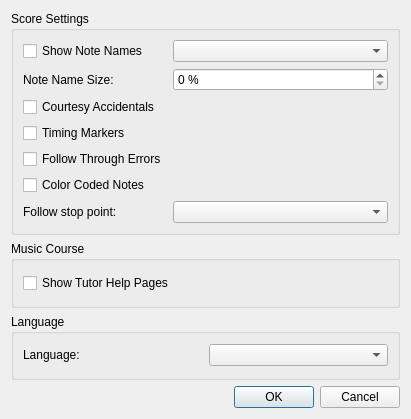
Old version of the form src/GuiPreferencesDialog.ui in the repository pianobooster/PianoBooster.
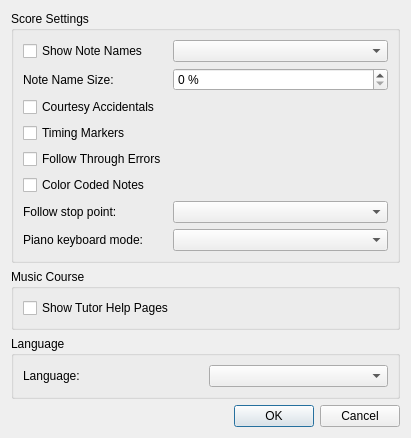
New version of the form.

Commit message: Add synchronized piano keyboard channel mode

```diff
--- a/src/GuiPreferencesDialog.ui
+++ b/src/GuiPreferencesDialog.ui
@@ -174,6 +174,23 @@
           </property>
          </spacer>
         </item>
+        <item row="7" column="0">
+         <widget class="QLabel" name="pianoKeyboardModeLabel">
+          <property name="text">
+           <string>Piano keyboard mode:</string>
+          </property>
+         </widget>
+        </item>
+        <item row="7" column="1">
+         <widget class="QComboBox" name="pianoKeyboardModeCombo">
+          <property name="toolTip">
+           <string>The synchronized mode shows MIDI events sent by PianoBooster; it does not confirm audio output.</string>
+          </property>
+          <property name="sizeAdjustPolicy">
+           <enum>QComboBox::AdjustToContents</enum>
+          </property>
+         </widget>
+        </item>
        </layout>
       </item>
      </layout>
```
The commit also changes 23 other files.
